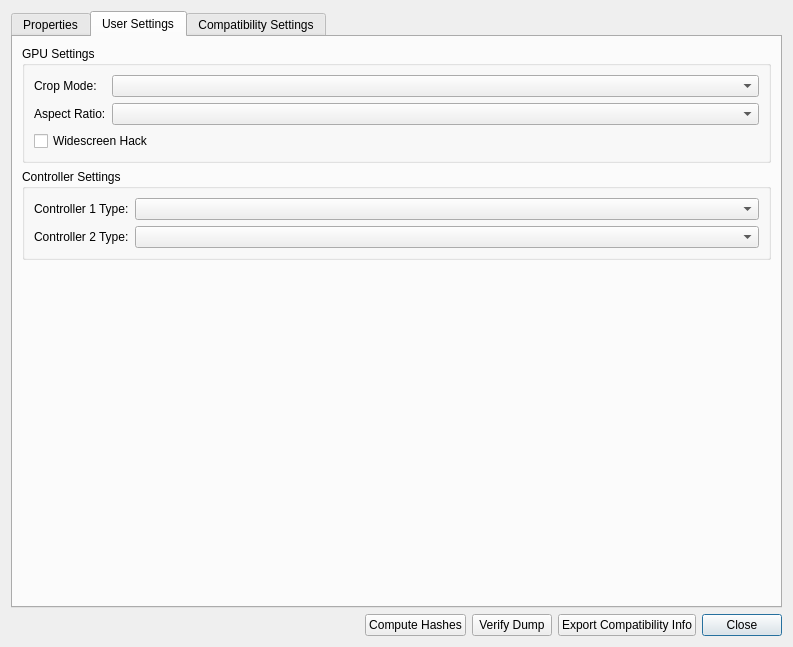
Above: src/duckstation-qt/gamepropertiesdialog.ui from kofxi3584karlayang/duckstation before the change. Below: the same form after it.
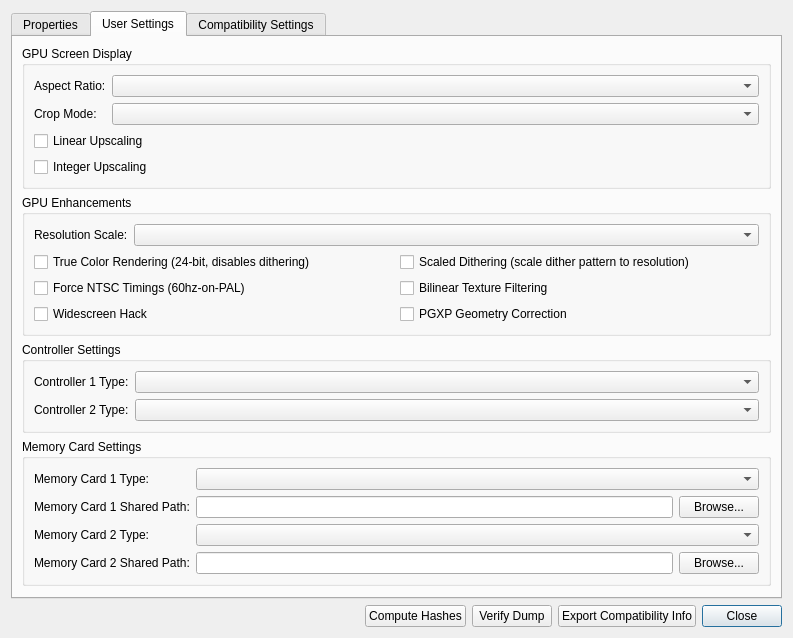
That is the form after the change. The open tabs and pages were chosen to show the change. Icons and pictures are not drawn.

Commit message: GameSettings: Add a bunch more user settings

```diff
--- a/src/duckstation-qt/gamepropertiesdialog.ui
+++ b/src/duckstation-qt/gamepropertiesdialog.ui
@@ -7,7 +7,7 @@
     <x>0</x>
     <y>0</y>
     <width>793</width>
-    <height>647</height>
+    <height>600</height>
    </rect>
   </property>
   <property name="windowTitle">
@@ -190,38 +190,131 @@
        <item>
         <widget class="QGroupBox" name="groupBox_4">
          <property name="title">
-          <string>GPU Settings</string>
+          <string>GPU Screen Display</string>
          </property>
          <layout class="QFormLayout" name="formLayout_5">
           <item row="0" column="0">
-           <widget class="QLabel" name="label_17">
-            <property name="text">
-             <string>Crop Mode:</string>
-            </property>
-           </widget>
-          </item>
-          <item row="0" column="1">
-           <widget class="QComboBox" name="userCropMode"/>
-          </item>
-          <item row="1" column="0">
            <widget class="QLabel" name="label_18">
             <property name="text">
              <string>Aspect Ratio:</string>
             </property>
            </widget>
           </item>
-          <item row="1" column="1">
+          <item row="0" column="1">
            <widget class="QComboBox" name="userAspectRatio"/>
           </item>
+          <item row="1" column="0">
+           <widget class="QLabel" name="label_17">
+            <property name="text">
+             <string>Crop Mode:</string>
+            </property>
+           </widget>
+          </item>
+          <item row="1" column="1">
+           <widget class="QComboBox" name="userCropMode"/>
+          </item>
           <item row="2" column="0" colspan="2">
-           <widget class="QCheckBox" name="userWidescreenHack">
+           <widget class="QCheckBox" name="userLinearUpscaling">
             <property name="text">
-             <string>Widescreen Hack</string>
+             <string>Linear Upscaling</string>
             </property>
             <property name="tristate">
              <bool>true</bool>
             </property>
            </widget>
+          </item>
+          <item row="3" column="0" colspan="2">
+           <widget class="QCheckBox" name="userIntegerUpscaling">
+            <property name="text">
+             <string>Integer Upscaling</string>
+            </property>
+            <property name="tristate">
+             <bool>true</bool>
+            </property>
+           </widget>
+          </item>
+         </layout>
+        </widget>
+       </item>
+       <item>
+        <widget class="QGroupBox" name="groupBox_5">
+         <property name="title">
+          <string>GPU Enhancements</string>
+         </property>
+         <layout class="QFormLayout" name="formLayout_6">
+          <item row="0" column="0">
+           <widget class="QLabel" name="label_20">
+            <property name="text">
+             <string>Resolution Scale:</string>
+            </property>
+           </widget>
+          </item>
+          <item row="0" column="1">
+           <widget class="QComboBox" name="userResolutionScale"/>
+          </item>
+          <item row="1" column="0" colspan="2">
+           <layout class="QGridLayout" name="gridLayout">
+            <item row="0" column="0">
+             <widget class="QCheckBox" name="userTrueColor">
+              <property name="text">
+               <string>True Color Rendering (24-bit, disables dithering)</string>
+              </property>
+              <property name="tristate">
+               <bool>true</bool>
+              </property>
+             </widget>
+            </item>
+            <item row="0" column="1">
+             <widget class="QCheckBox" name="userScaledDithering">
+              <property name="text">
+               <string>Scaled Dithering (scale dither pattern to resolution)</string>
+              </property>
+              <property name="tristate">
+               <bool>true</bool>
+              </property>
+             </widget>
+            </item>
+            <item row="2" column="0">
+             <widget class="QCheckBox" name="userWidescreenHack">
+              <property name="text">
+               <string>Widescreen Hack</string>
+              </property>
+              <property name="tristate">
+               <bool>true</bool>
+              </property>
+             </widget>
+            </item>
+            <item row="1" column="0">
+             <widget class="QCheckBox" name="userForceNTSCTimings">
+              <property name="text">
+               <string>Force NTSC Timings (60hz-on-PAL)</string>
+              </property>
+              <property name="tristate">
+               <bool>true</bool>
+              </property>
+             </widget>
+            </item>
+            <item row="1" column="1">
+             <widget class="QCheckBox" name="userBilinearTextureFiltering">
+              <property name="text">
+               <string>Bilinear Texture Filtering</string>
+              </property>
+              <property name="tristate">
+               <bool>true</bool>
+              </property>
+             </widget>
+            </item>
+            <item row="2" column="1">
+             <widget class="QCheckBox" name="userPGXP">
+              <property name="text">
+               <string>PGXP Geometry Correction</string>
+              </property>
+              <property name="tristate">
+               <bool>true</bool>
+              </property>
+             </widget>
+            </item>
+           </layout>
           </item>
          </layout>
         </widget>
@@ -256,7 +349,78 @@
         </widget>
        </item>
        <item>
-        <spacer name="verticalSpacer_3">
+        <widget class="QGroupBox" name="groupBox_6">
+         <property name="title">
+          <string>Memory Card Settings</string>
+         </property>
+         <layout class="QFormLayout" name="formLayout_3">
+          <item row="0" column="0">
+           <widget class="QLabel" name="label_21">
+            <property name="text">
+             <string>Memory Card 1 Type:</string>
+            </property>
+           </widget>
+          </item>
+          <item row="0" column="1">
+           <widget class="QComboBox" name="userMemoryCard1Type"/>
+          </item>
+          <item row="2" column="0">
+           <widget class="QLabel" name="label_11">
+            <property name="text">
+             <string>Memory Card 1 Shared Path:</string>
+            </property>
+           </widget>
+          </item>
+          <item row="2" column="1">
+           <layout class="QHBoxLayout" name="horizontalLayout_5">
+            <item>
+             <widget class="QLineEdit" name="userMemoryCard1SharedPath"/>
+            </item>
+            <item>
+             <widget class="QPushButton" name="userMemoryCard1SharedPathBrowse">
+              <property name="text">
+               <string>Browse...</string>
+              </property>
+             </widget>
+            </item>
+           </layout>
+          </item>
+          <item row="4" column="0">
+           <widget class="QLabel" name="label_22">
+            <property name="text">
+             <string>Memory Card 2 Type:</string>
+            </property>
+           </widget>
+          </item>
+          <item row="4" column="1">
+           <widget class="QComboBox" name="userMemoryCard2Type"/>
+          </item>
+          <item row="6" column="0">
+           <widget class="QLabel" name="label_12">
+            <property name="text">
+             <string>Memory Card 2 Shared Path:</string>
+            </property>
+           </widget>
+          </item>
+          <item row="6" column="1">
+           <layout class="QHBoxLayout" name="horizontalLayout_6">
+            <item>
+             <widget class="QLineEdit" name="userMemoryCard2SharedPath"/>
+            </item>
+            <item>
+             <widget class="QPushButton" name="userMemoryCard2SharedPathBrowse">
+              <property name="text">
+               <string>Browse...</string>
+              </property>
+             </widget>
+            </item>
+           </layout>
+          </item>
+         </layout>
+        </widget>
+       </item>
+       <item>
+        <spacer name="verticalSpacer_4">
          <property name="orientation">
           <enum>Qt::Vertical</enum>
          </property>
```
Left out of the diff: 2 changed lines with no effect on the pictures. The commit also changes 9 other files.
